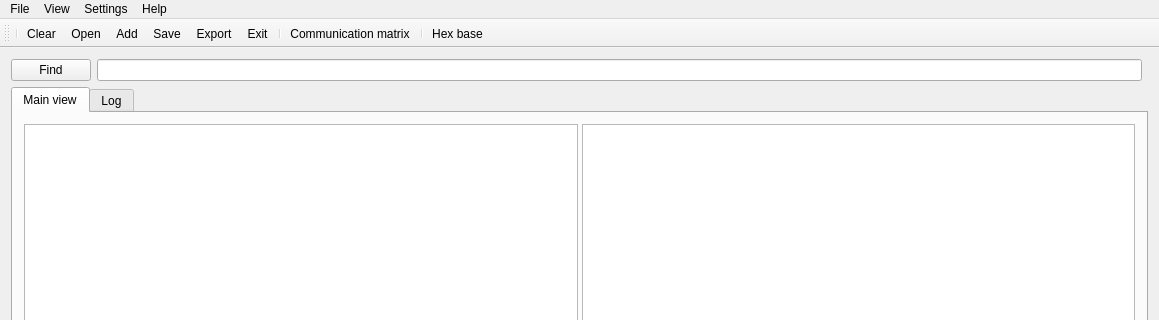
Patryk-97/BusConfig, file BusConfigUI/BusConfigUI.ui: the form before one commit; both pictures show x 0 to 1159 and y 0 to 320 of the 1159 by 757 pixel window.
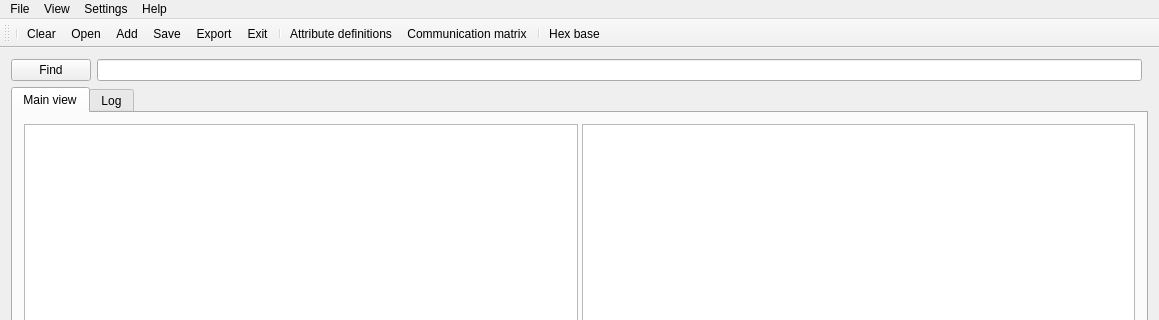
The form after the commit. Icons and pictures are not drawn.

Commit message: Added Attribute Definitions dialog

The edit to the form file:
```diff
--- a/BusConfigUI/BusConfigUI.ui
+++ b/BusConfigUI/BusConfigUI.ui
@@ -180,6 +180,7 @@
    <addaction name="actionExport"/>
    <addaction name="actionExit"/>
    <addaction name="separator"/>
+   <addaction name="actionAttribute_definitions"/>
    <addaction name="actionCommunication_matrix"/>
    <addaction name="separator"/>
    <addaction name="actionBase"/>
@@ -258,6 +259,11 @@
     <string>Export</string>
    </property>
   </action>
+  <action name="actionAttribute_definitions">
+   <property name="text">
+    <string>Attribute definitions</string>
+   </property>
+  </action>
  </widget>
  <layoutdefault spacing="6" margin="11"/>
  <resources>
```
Left out of the diff: 3 changed lines with no effect on the pictures. The commit also changes 9 other files.
